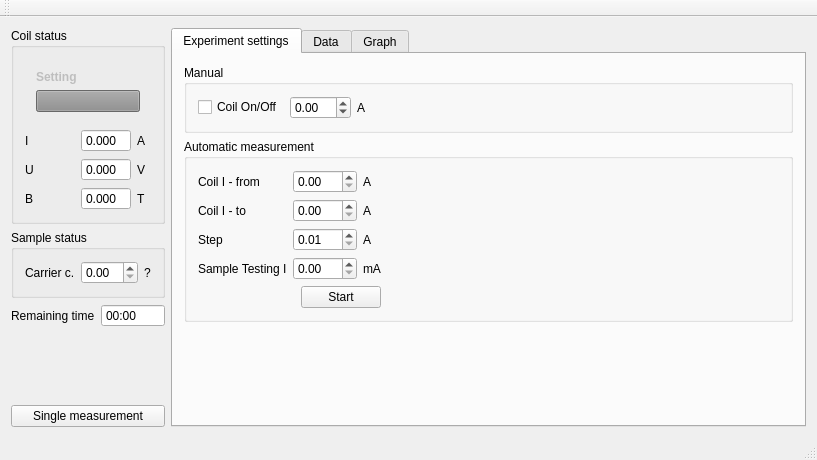
Before: the Qt Designer form hall/mainwindow.ui in mBr001/hall, drawn with Qt 5.
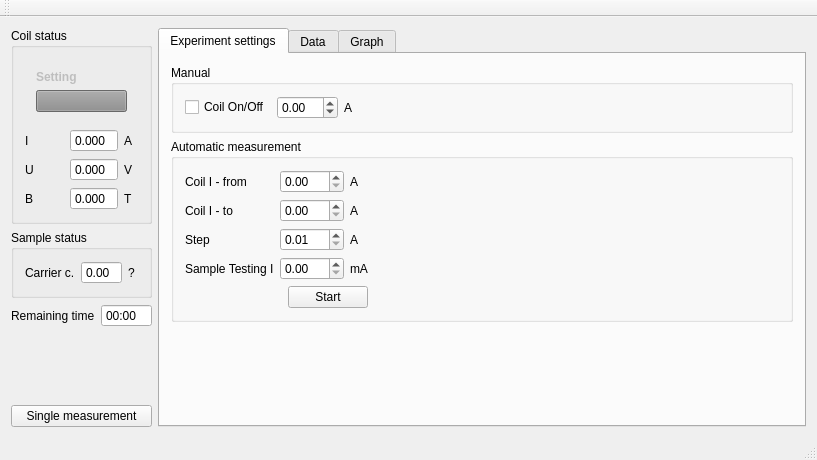
After: the same form once the commit is applied. Custom widgets are drawn as their Qt base class.

Commit message: fix B equation checking

```diff
--- a/hall/mainwindow.ui
+++ b/hall/mainwindow.ui
@@ -194,7 +194,14 @@
             </widget>
            </item>
            <item row="0" column="1">
-            <widget class="QDoubleSpinBox" name="samplecCarrierDoubleSpinBox"/>
+            <widget class="QDoubleSpinBox" name="samplecCarrierDoubleSpinBox">
+             <property name="readOnly">
+              <bool>true</bool>
+             </property>
+             <property name="buttonSymbols">
+              <enum>QAbstractSpinBox::NoButtons</enum>
+             </property>
+            </widget>
            </item>
            <item row="0" column="2">
             <widget class="QLabel" name="label_9">
```
Left out of the diff: 130 changed lines with no effect on the pictures. The commit also changes 1 other file.
